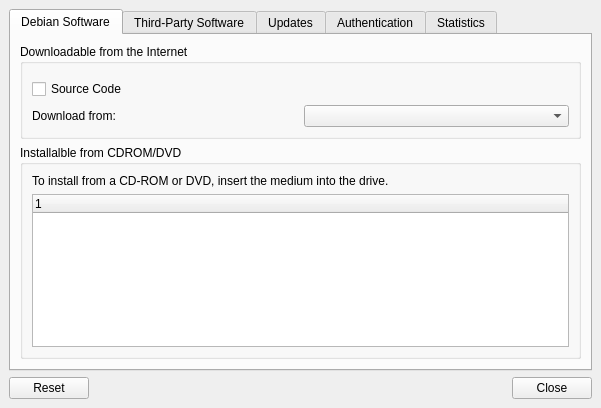
Above: data/designer/main.ui from CanaimaKueka/software-properties before the change. Below: the same form after it.
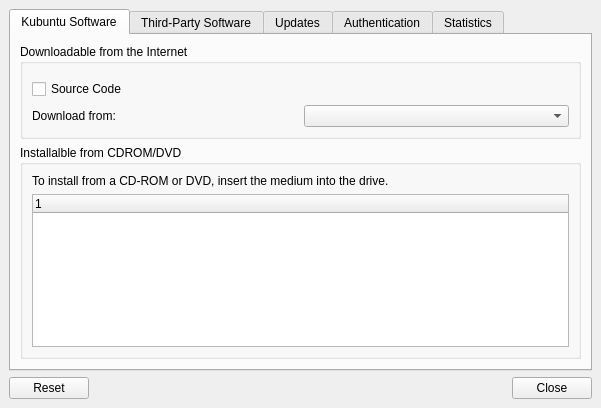
That is the form after the change.

```diff
--- a/data/designer/main.ui
+++ b/data/designer/main.ui
@@ -26,7 +26,7 @@
      </property>
      <widget class="QWidget" name="tab" >
       <attribute name="title" >
-       <string>Debian Software</string>
+       <string>Kubuntu Software</string>
       </attribute>
       <layout class="QGridLayout" >
        <property name="margin" >
```
